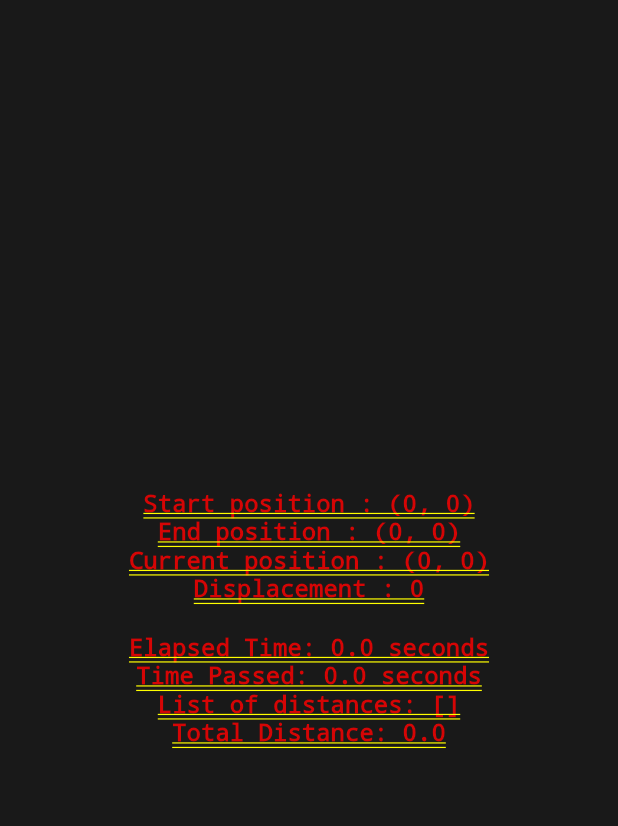
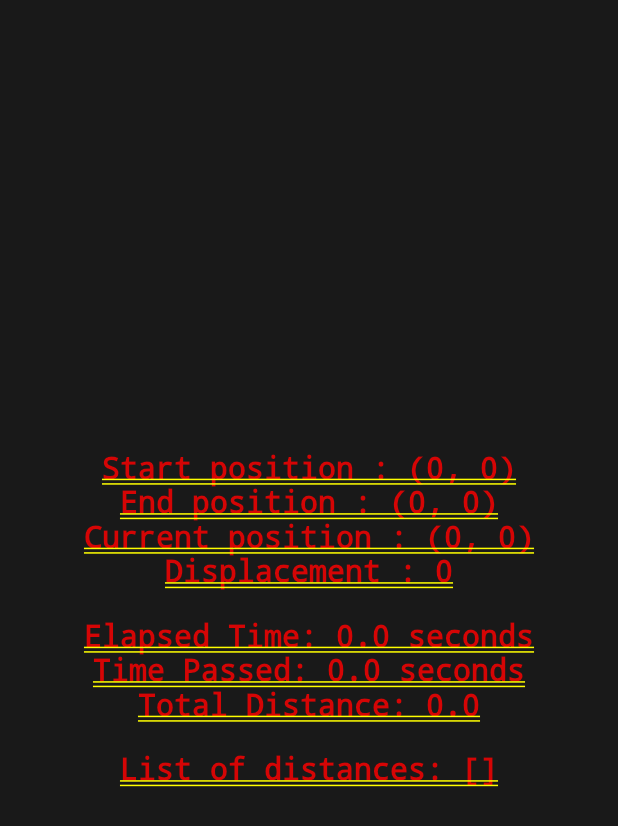
Before and after one commit to Santhosh-btw/TapTrail, a Flutter app: the screen it shows after launch, on a phone screen of 412 x 824 dp. Shown: the top 826 px of the screen. Run offline on Flutter 3.47's test engine with Material 2 defaults, Android fonts, the phone set to English and light mode, and no system bars.

Commit message:
rearranged screen outputs

```diff
--- a/lib/main.dart
+++ b/lib/main.dart
@@ -104,25 +104,26 @@ class _ScrlState extends State<Scrl> {
             children: [
               Text(
                 'Start position : (${startX.round()}, ${startY.round()})',
-                style: const TextStyle(fontSize: 16),
+                style: const TextStyle(fontSize: 20),
               ),
               Text('End position : (${endX.round()}, ${endY.round()})',
-                  style: const TextStyle(fontSize: 16)),
+                  style: const TextStyle(fontSize: 20)),
               Text('Current position : (${curX.round()}, ${curY.round()})',
-                  style: const TextStyle(fontSize: 16)),
+                  style: const TextStyle(fontSize: 20)),
               Text('Displacement : ${disp.round()}',
-                  style: const TextStyle(fontSize: 16)),
+                  style: const TextStyle(fontSize: 20)),
               const SizedBox(height: 20),
               Text(
                   'Elapsed Time: ${double.parse((elapsedTime).toStringAsFixed(1))} seconds',
-                  style: const TextStyle(fontSize: 16)),
+                  style: const TextStyle(fontSize: 20)),
               Text(
                   'Time Passed: ${double.parse((timePassed).toStringAsFixed(1))} seconds',
-                  style: const TextStyle(fontSize: 16)),
+                  style: const TextStyle(fontSize: 20)),
+              Text('Total Distance: $totalDistance',
+                  style: const TextStyle(fontSize: 20)),
+              const SizedBox(height: 20),
               Text('List of distances: $distTrack',
-                  style: const TextStyle(fontSize: 16)),
-              Text('Total Distance: $totalDistance',
-                  style: const TextStyle(fontSize: 16)),
+                  style: const TextStyle(fontSize: 20)),
             ],
           ),
         ),
```
